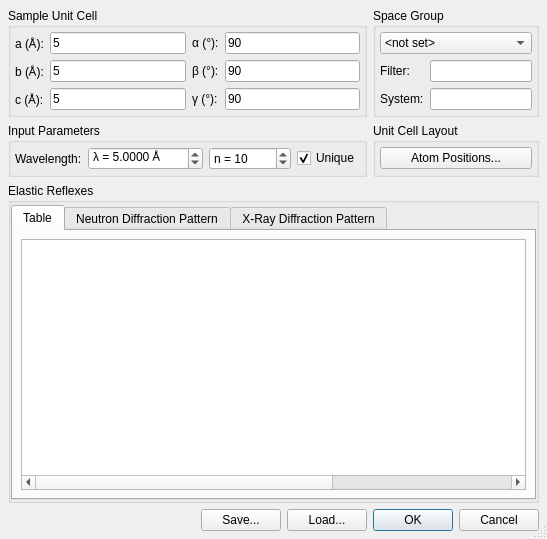
The window that ui/powder.ui (tweber-ill/frm_mirror-takin1) describes before a commit, drawn with Qt 5.
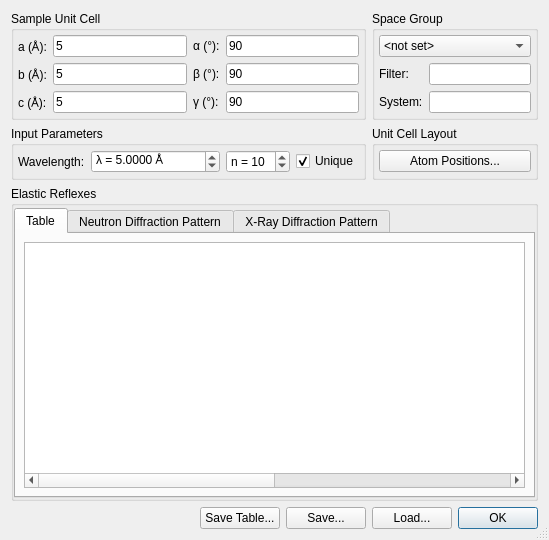
The same window after the commit. Custom widgets are drawn as their Qt base class.

Commit message: a) table exporting, b) added zoomers

Patch:
```diff
--- a/ui/powder.ui
+++ b/ui/powder.ui
@@ -6,8 +6,8 @@
    <rect>
     <x>0</x>
     <y>0</y>
-    <width>547</width>
-    <height>539</height>
+    <width>549</width>
+    <height>540</height>
    </rect>
   </property>
   <property name="windowTitle">
@@ -17,112 +17,7 @@
    <bool>true</bool>
   </property>
   <layout class="QGridLayout" name="gridLayout_4">
-   <property name="margin">
-    <number>8</number>
-   </property>
-   <item row="0" column="1" colspan="3">
-    <widget class="QGroupBox" name="groupBox">
-     <property name="sizePolicy">
-      <sizepolicy hsizetype="Preferred" vsizetype="Preferred">
-       <horstretch>2</horstretch>
-       <verstretch>0</verstretch>
-      </sizepolicy>
-     </property>
-     <property name="title">
-      <string>Sample Unit Cell</string>
-     </property>
-     <layout class="QGridLayout" name="gridLayout">
-      <property name="margin">
-       <number>4</number>
-      </property>
-      <item row="0" column="0">
-       <widget class="QLabel" name="label_3">
-        <property name="text">
-         <string>a (Å):</string>
-        </property>
-       </widget>
-      </item>
-      <item row="0" column="1">
-       <widget class="QLineEdit" name="editA">
-        <property name="text">
-         <string>5</string>
-        </property>
-       </widget>
-      </item>
-      <item row="0" column="2">
-       <widget class="QLabel" name="label_6">
-        <property name="text">
-         <string>α (°):</string>
-        </property>
-       </widget>
-      </item>
-      <item row="0" column="3">
-       <widget class="QLineEdit" name="editAlpha">
-        <property name="text">
-         <string>90</string>
-        </property>
-       </widget>
-      </item>
-      <item row="1" column="0">
-       <widget class="QLabel" name="label_4">
-        <property name="text">
-         <string>b (Å):</string>
-        </property>
-       </widget>
-      </item>
-      <item row="1" column="1">
-       <widget class="QLineEdit" name="editB">
-        <property name="text">
-         <string>5</string>
-        </property>
-       </widget>
-      </item>
-      <item row="1" column="2">
-       <widget class="QLabel" name="label_7">
-        <property name="text">
-         <string>β (°):</string>
-        </property>
-       </widget>
-      </item>
-      <item row="1" column="3">
-       <widget class="QLineEdit" name="editBeta">
-        <property name="text">
-         <string>90</string>
-        </property>
-       </widget>
-      </item>
-      <item row="2" column="0">
-       <widget class="QLabel" name="label_5">
-        <property name="text">
-         <string>c (Å):</string>
-        </property>
-       </widget>
-      </item>
-      <item row="2" column="1">
-       <widget class="QLineEdit" name="editC">
-        <property name="text">
-         <string>5</string>
-        </property>
-       </widget>
-      </item>
-      <item row="2" column="2">
-       <widget class="QLabel" name="label_8">
-        <property name="text">
-         <string>γ (°):</string>
-        </property>
-       </widget>
-      </item>
-      <item row="2" column="3">
-       <widget class="QLineEdit" name="editGamma">
-        <property name="text">
-         <string>90</string>
-        </property>
-       </widget>
-      </item>
-     </layout>
-    </widget>
-   </item>
-   <item row="0" column="4">
+   <item row="0" column="3" colspan="2">
     <widget class="QGroupBox" name="groupBox_2">
      <property name="sizePolicy">
       <sizepolicy hsizetype="Preferred" vsizetype="Preferred">
@@ -198,17 +93,120 @@
      </layout>
     </widget>
    </item>
-   <item row="3" column="4">
-    <widget class="QDialogButtonBox" name="buttonBox">
-     <property name="orientation">
-      <enum>Qt::Horizontal</enum>
+   <item row="1" column="3" colspan="2">
+    <widget class="QGroupBox" name="groupBox_5">
+     <property name="sizePolicy">
+      <sizepolicy hsizetype="Preferred" vsizetype="Preferred">
+       <horstretch>1</horstretch>
+       <verstretch>0</verstretch>
+      </sizepolicy>
      </property>
-     <property name="standardButtons">
-      <set>QDialogButtonBox::Cancel|QDialogButtonBox::Ok</set>
+     <property name="title">
+      <string>Unit Cell Layout</string>
      </property>
+     <layout class="QGridLayout" name="gridLayout_5">
+      <property name="margin">
+       <number>4</number>
+      </property>
+      <item row="0" column="0">
+       <widget class="QPushButton" name="btnAtoms">
+        <property name="text">
+         <string>Atom Positions...</string>
+        </property>
+       </widget>
+      </item>
+     </layout>
     </widget>
    </item>
-   <item row="2" column="1" colspan="4">
+   <item row="1" column="0" colspan="3">
+    <widget class="QGroupBox" name="groupBox_4">
+     <property name="sizePolicy">
+      <sizepolicy hsizetype="Preferred" vsizetype="Preferred">
+       <horstretch>2</horstretch>
+       <verstretch>0</verstretch>
+      </sizepolicy>
+     </property>
+     <property name="title">
+      <string>Input Parameters</string>
+     </property>
+     <layout class="QGridLayout" name="gridLayout_3">
+      <property name="margin">
+       <number>4</number>
+      </property>
+      <item row="0" column="0">
+       <widget class="QLabel" name="label">
+        <property name="text">
+         <string>Wavelength:</string>
+        </property>
+       </widget>
+      </item>
+      <item row="0" column="3">
+       <widget class="QSpinBox" name="spinOrder">
+        <property name="sizePolicy">
+         <sizepolicy hsizetype="Expanding" vsizetype="Fixed">
+          <horstretch>1</horstretch>
+          <verstretch>0</verstretch>
+         </sizepolicy>
+        </property>
+        <property name="prefix">
+         <string>n = </string>
+        </property>
+        <property name="minimum">
+         <number>1</number>
+        </property>
+        <property name="value">
+         <number>10</number>
+        </property>
+       </widget>
+      </item>
+      <item row="0" column="1">
+       <widget class="QDoubleSpinBox" name="spinLam">
+        <property name="sizePolicy">
+         <sizepolicy hsizetype="Expanding" vsizetype="Fixed">
+          <horstretch>2</horstretch>
+          <verstretch>0</verstretch>
+         </sizepolicy>
+        </property>
+        <property name="prefix">
+         <string>λ = </string>
+        </property>
+        <property name="suffix">
+         <string> Å</string>
+        </property>
+        <property name="decimals">
+         <number>4</number>
+        </property>
+        <property name="maximum">
+         <double>9999.000000000000000</double>
+        </property>
+        <property name="singleStep">
+         <double>0.100000000000000</double>
+        </property>
+        <property name="value">
+         <double>5.000000000000000</double>
+        </property>
+       </widget>
+      </item>
+      <item row="0" column="4">
+       <widget class="QCheckBox" name="checkUniquePeaks">
+        <property name="sizePolicy">
+         <sizepolicy hsizetype="Minimum" vsizetype="Fixed">
+          <horstretch>0</horstretch>
+          <verstretch>0</verstretch>
+         </sizepolicy>
+        </property>
+        <property name="text">
+         <string>Unique</string>
+        </property>
+        <property name="checked">
+         <bool>true</bool>
+        </property>
+       </widget>
+      </item>
+     </layout>
+    </widget>
+   </item>
+   <item row="2" column="0" colspan="5">
     <widget class="QGroupBox" name="groupBox_3">
      <property name="sizePolicy">
       <sizepolicy hsizetype="Preferred" vsizetype="Preferred">
@@ -348,8 +346,24 @@
      </layout>
     </widget>
    </item>
-   <item row="1" column="1" colspan="3">
-    <widget class="QGroupBox" name="groupBox_4">
+   <item row="4" column="4">
+    <widget class="QDialogButtonBox" name="buttonBox">
+     <property name="sizePolicy">
+      <sizepolicy hsizetype="Fixed" vsizetype="Preferred">
+       <horstretch>0</horstretch>
+       <verstretch>0</verstretch>
+      </sizepolicy>
+     </property>
+     <property name="orientation">
+      <enum>Qt::Horizontal</enum>
+     </property>
+     <property name="standardButtons">
+      <set>QDialogButtonBox::Ok</set>
+     </property>
+    </widget>
+   </item>
+   <item row="0" column="0" colspan="3">
+    <widget class="QGroupBox" name="groupBox">
      <property name="sizePolicy">
       <sizepolicy hsizetype="Preferred" vsizetype="Preferred">
        <horstretch>2</horstretch>
@@ -357,143 +371,145 @@
       </sizepolicy>
      </property>
      <property name="title">
-      <string>Input Parameters</string>
+      <string>Sample Unit Cell</string>
      </property>
-     <layout class="QGridLayout" name="gridLayout_3">
+     <layout class="QGridLayout" name="gridLayout">
       <property name="margin">
        <number>4</number>
       </property>
       <item row="0" column="0">
-       <widget class="QLabel" name="label">
+       <widget class="QLabel" name="label_3">
         <property name="text">
-         <string>Wavelength:</string>
-        </property>
-       </widget>
-      </item>
-      <item row="0" column="3">
-       <widget class="QSpinBox" name="spinOrder">
-        <property name="sizePolicy">
-         <sizepolicy hsizetype="Expanding" vsizetype="Fixed">
-          <horstretch>0</horstretch>
-          <verstretch>0</verstretch>
-         </sizepolicy>
-        </property>
-        <property name="prefix">
-         <string>n = </string>
-        </property>
-        <property name="minimum">
-         <number>1</number>
-        </property>
-        <property name="value">
-         <number>10</number>
+         <string>a (Å):</string>
         </property>
        </widget>
       </item>
       <item row="0" column="1">
-       <widget class="QDoubleSpinBox" name="spinLam">
-        <property name="sizePolicy">
-         <sizepolicy hsizetype="Expanding" vsizetype="Fixed">
-          <horstretch>0</horstretch>
-          <verstretch>0</verstretch>
-         </sizepolicy>
+       <widget class="QLineEdit" name="editA">
+        <property name="text">
+         <string>5</string>
         </property>
-        <property name="prefix">
-         <string>λ = </string>
+       </widget>
+      </item>
+      <item row="0" column="2">
+       <widget class="QLabel" name="label_6">
+        <property name="text">
+         <string>α (°):</string>
         </property>
-        <property name="suffix">
-         <string> Å</string>
+       </widget>
+      </item>
+      <item row="0" column="3">
+       <widget class="QLineEdit" name="editAlpha">
+        <property name="text">
+         <string>90</string>
         </property>
-        <property name="decimals">
-         <number>4</number>
+       </widget>
+      </item>
+      <item row="1" column="0">
+       <widget class="QLabel" name="label_4">
+        <property name="text">
+         <string>b (Å):</string>
         </property>
-        <property name="maximum">
-         <double>9999.000000000000000</double>
+       </widget>
+      </item>
+      <item row="1" column="1">
+       <widget class="QLineEdit" name="editB">
+        <property name="text">
+         <string>5</string>
         </property>
-        <property name="singleStep">
-         <double>0.100000000000000</double>
+       </widget>
+      </item>
+      <item row="1" column="2">
+       <widget class="QLabel" name="label_7">
+        <property name="text">
+         <string>β (°):</string>
         </property>
-        <property name="value">
-         <double>5.000000000000000</double>
+       </widget>
+      </item>
+      <item row="1" column="3">
+       <widget class="QLineEdit" name="editBeta">
+        <property name="text">
+         <string>90</string>
         </property>
        </widget>
       </item>
-      <item row="0" column="4">
-       <widget class="QCheckBox" name="checkUniquePeaks">
-        <property name="sizePolicy">
-         <sizepolicy hsizetype="Minimum" vsizetype="Fixed">
-          <horstretch>0</horstretch>
-          <verstretch>0</verstretch>
-         </sizepolicy>
+      <item row="2" column="0">
+       <widget class="QLabel" name="label_5">
+        <property name="text">
+         <string>c (Å):</string>
         </property>
+       </widget>
+      </item>
+      <item row="2" column="1">
+       <widget class="QLineEdit" name="editC">
         <property name="text">
-         <string>Unique</string>
+         <string>5</string>
         </property>
-        <property name="checked">
-         <bool>true</bool>
+       </widget>
+      </item>
+      <item row="2" column="2">
+       <widget class="QLabel" name="label_8">
+        <property name="text">
+         <string>γ (°):</string>
         </property>
        </widget>
       </item>
-     </layout>
-    </widget>
-   </item>
-   <item row="1" column="4">
-    <widget class="QGroupBox" name="groupBox_5">
-     <property name="sizePolicy">
-      <sizepolicy hsizetype="Preferred" vsizetype="Preferred">
-       <horstretch>1</horstretch>
-       <verstretch>0</verstretch>
-      </sizepolicy>
-     </property>
-     <property name="title">
-      <string>Unit Cell Layout</string>
-     </property>
-     <layout class="QGridLayout" name="gridLayout_5">
-      <property name="margin">
-       <number>4</number>
-      </property>
-      <item row="0" column="0">
-       <widget class="QPushButton" name="btnAtoms">
+      <item row="2" column="3">
+       <widget class="QLineEdit" name="editGamma">
         <property name="text">
-         <string>Atom Positions...</string>
+         <string>90</string>
         </property>
        </widget>
       </item>
      </layout>
     </widget>
    </item>
-   <item row="3" column="3">
-    <widget class="QPushButton" name="btnLoad">
-     <property name="sizePolicy">
-      <sizepolicy hsizetype="Fixed" vsizetype="Preferred">
-       <horstretch>0</horstretch>
-       <verstretch>0</verstretch>
-      </sizepolicy>
-     </property>
-     <property name="text">
-      <string>Load...</string>
-     </property>
-    </widget>
-   </item>
-   <item row="3" column="2">
-    <widget class="QPushButton" name="btnSave">
-     <property name="sizePolicy">
-      <sizepolicy hsizetype="Fixed" vsizetype="Preferred">
-       <horstretch>0</horstretch>
-       <verstretch>0</verstretch>
-      </sizepolicy>
-     </property>
-     <property name="text">
-      <string>Save...</string>
-     </property>
-    </widget>
-   </item>
-   <item row="3" column="1">
+   <item row="4" column="0">
     <widget class="QLabel" name="labelStatus">
      <property name="text">
       <string/>
      </property>
     </widget>
    </item>
+   <item row="4" column="2">
+    <widget class="QPushButton" name="btnSave">
+     <property name="sizePolicy">
+      <sizepolicy hsizetype="Fixed" vsizetype="Preferred">
+       <horstretch>0</horstretch>
+       <verstretch>0</verstretch>
+      </sizepolicy>
+     </property>
+     <property name="text">
+      <string>Save...</string>
+     </property>
+    </widget>
+   </item>
+   <item row="4" column="3">
+    <widget class="QPushButton" name="btnLoad">
+     <property name="sizePolicy">
+      <sizepolicy hsizetype="Fixed" vsizetype="Preferred">
+       <horstretch>0</horstretch>
+       <verstretch>0</verstretch>
+      </sizepolicy>
+     </property>
+     <property name="text">
+      <string>Load...</string>
+     </property>
+    </widget>
+   </item>
+   <item row="4" column="1">
+    <widget class="QPushButton" name="btnSaveTable">
+     <property name="sizePolicy">
+      <sizepolicy hsizetype="Fixed" vsizetype="Preferred">
+       <horstretch>0</horstretch>
+       <verstretch>0</verstretch>
+      </sizepolicy>
+     </property>
+     <property name="text">
+      <string>Save Table...</string>
+     </property>
+    </widget>
+   </item>
   </layout>
  </widget>
  <customwidgets>
```
Left out of the diff: 1 changed line with no effect on the pictures. The commit also changes 16 other files.
